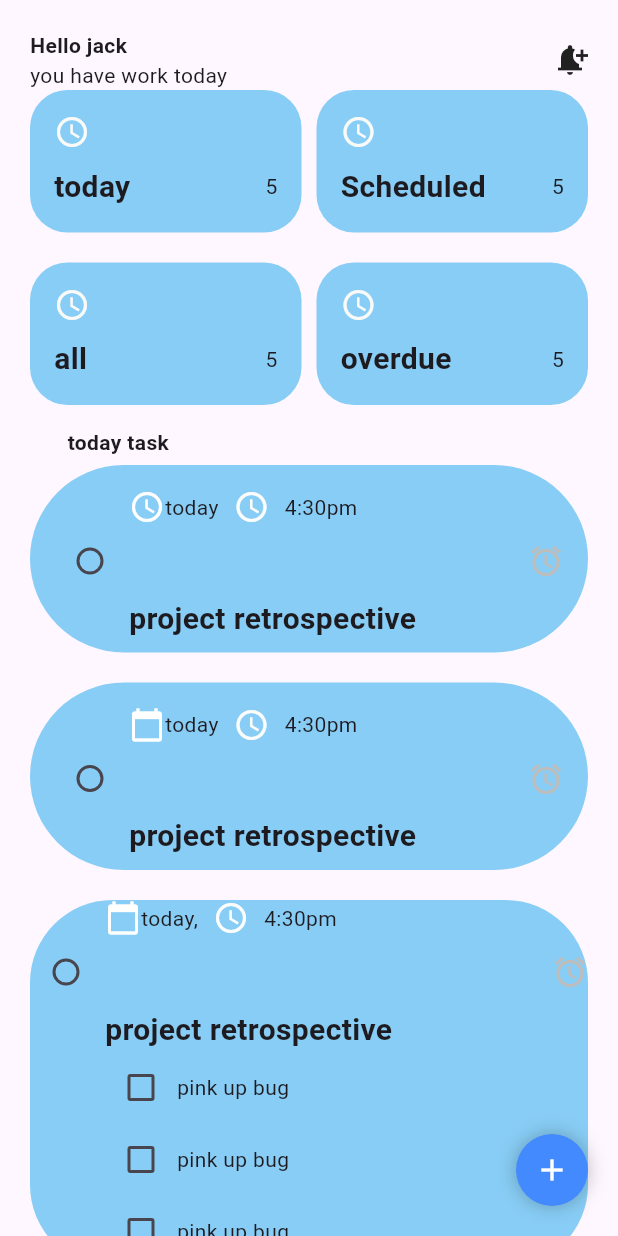
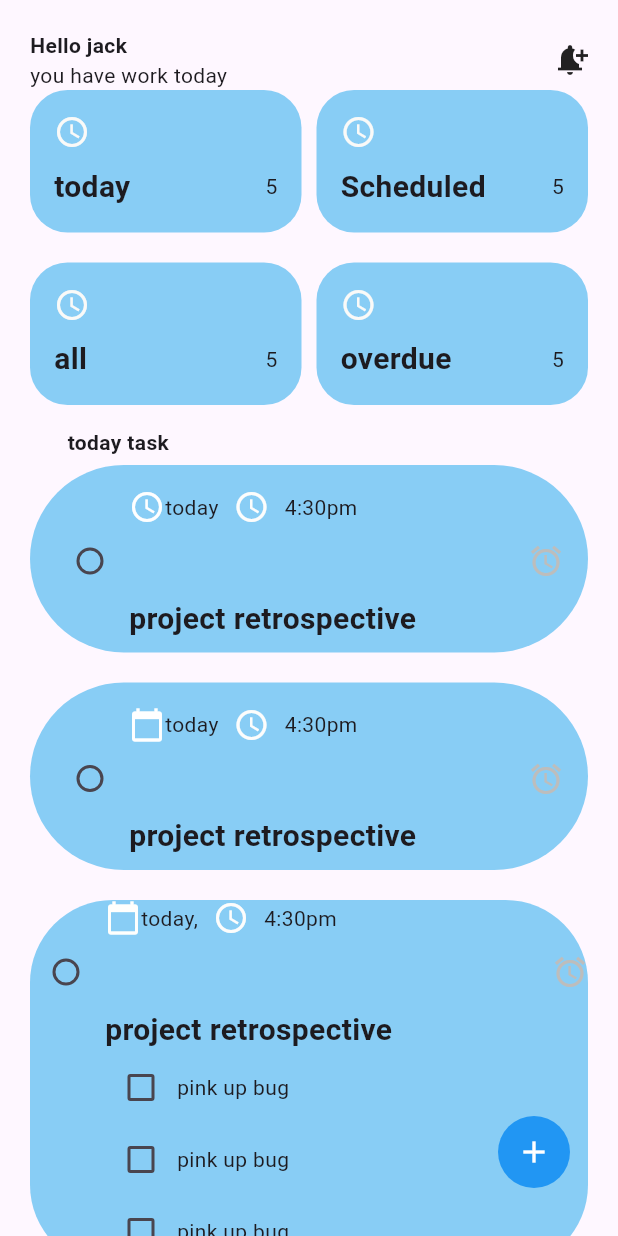
Before and after one commit to KALU56/friday_code_night, a Flutter app: the screen it shows after launch, on a phone screen of 412 x 824 dp. Run offline on Flutter 3.47's test engine with Material 3 defaults, Android fonts, the light colour scheme and no system bars; our stand-ins replace google_fonts.

Commit message:
feat: modfy button

```diff
--- a/todo/lib/screens/home.dart
+++ b/todo/lib/screens/home.dart
@@ -539,20 +539,21 @@ class _HomeState extends State<Home> {
 
 
             ),
-             Positioned(
-                bottom: 20,
-                right: 20,
+             Padding(
+               padding: const EdgeInsets.all(32.0),
+               child: Align(
+                alignment: Alignment.bottomRight,
                  child: Container(
+
                    decoration: BoxDecoration(
-                    color: Colors.blueAccent,
+                     color: Colors.blue,
                      shape: BoxShape.circle,
-                    boxShadow: [BoxShadow(color: Colors.black26, blurRadius: 10)],
+
                    ),
                    child: IconButton(
-                    icon: Icon(Icons.add, color: Colors.white),
-                    onPressed: () {
-
-                    },
+                     icon: Icon(Icons.add, color: Colors.white,),
+                     onPressed: () {},
+                   ),
                  ),
                ),
              )
```
Lines whose indentation alone changed are shown as unchanged.
